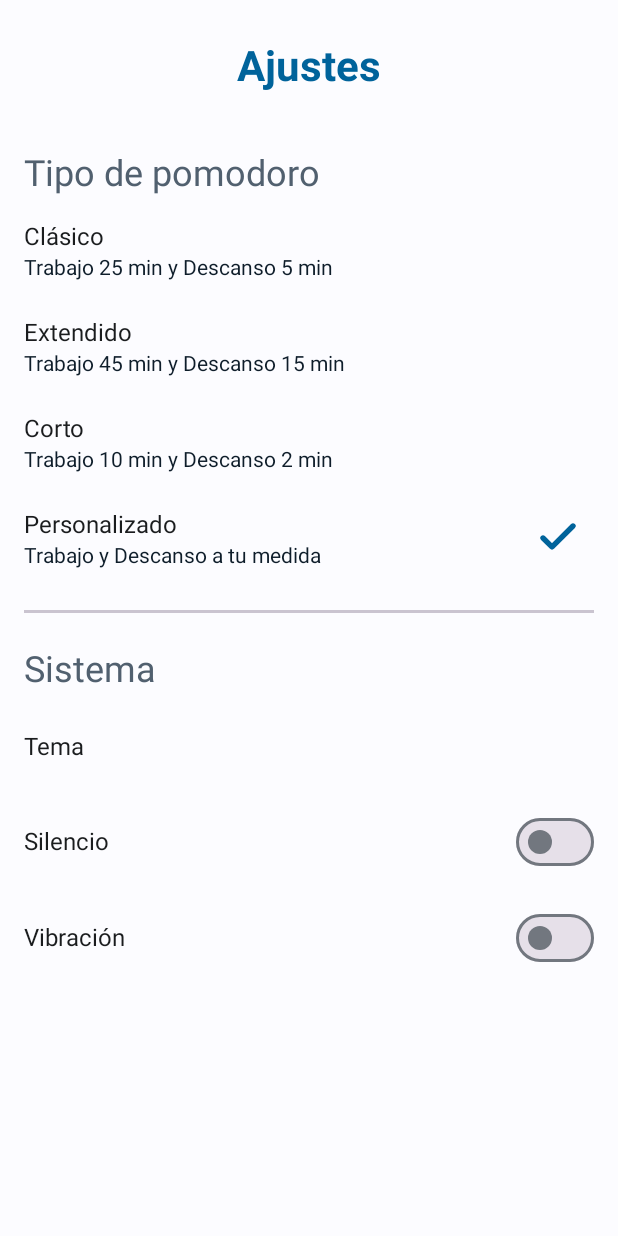
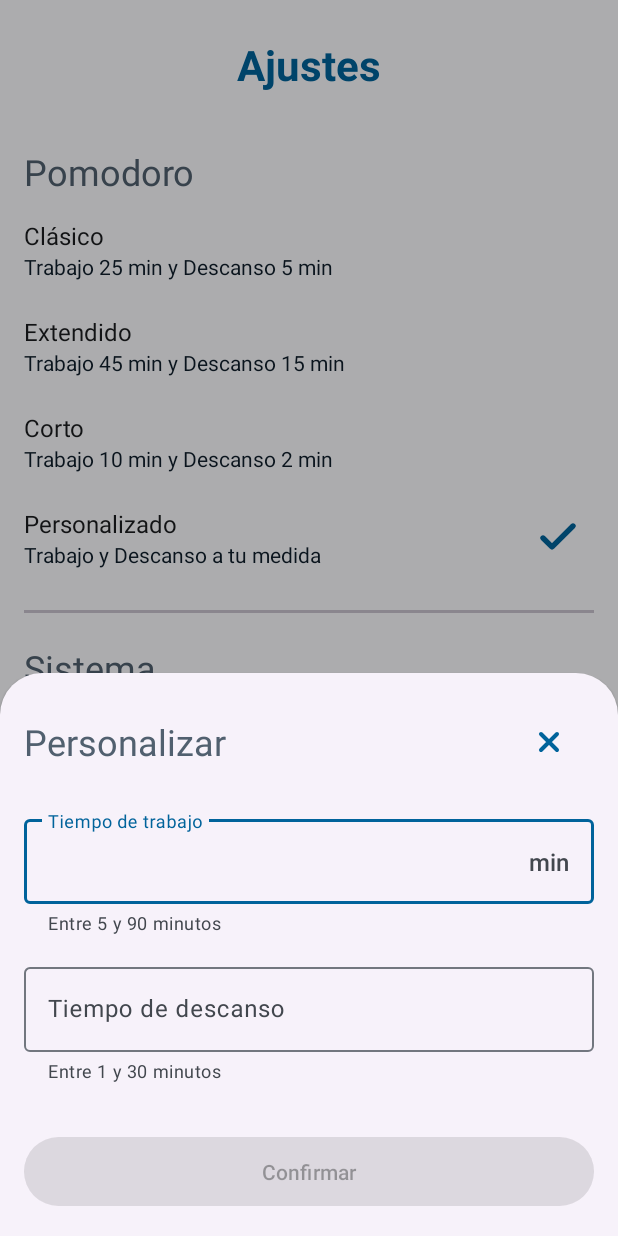
Before and after one commit to Minkaspr/Pomodoro_v2, an Android app: the fragment SettingsFragment shown on its own in the app's theme, after a tap on "Personalizado", on a phone screen of 412 x 824 dp. Run offline under Robolectric (Android 15) with nearby library versions, the phone set to English and light mode, and no system bars; 3 other taps on this screen came first.

Commit message:
bottom sheet finally layout

```diff
--- /dev/null
+++ b/app/src/main/java/com/mk/pomodoro/ui/CustomTimerBottomSheet.java
@@ -0,0 +1,117 @@
+package com.mk.pomodoro.ui;
+
+import android.content.Context;
+import android.os.Bundle;
+import android.os.Handler;
+import android.text.Editable;
+import android.text.TextWatcher;
+import android.view.LayoutInflater;
+import android.view.View;
+import android.view.ViewGroup;
+import android.view.inputmethod.EditorInfo;
+import android.view.inputmethod.InputMethodManager;
+import android.widget.Button;
+
+import androidx.annotation.NonNull;
+import androidx.annotation.Nullable;
+
+import com.google.android.material.bottomsheet.BottomSheetDialogFragment;
+import com.google.android.material.textfield.TextInputEditText;
+import com.google.android.material.textfield.TextInputLayout;
+import com.mk.pomodoro.R;
+
+public class CustomTimerBottomSheet extends BottomSheetDialogFragment {
+
+    private TextInputLayout tilTiempoTrabajo, tilTiempoDescanso;
+    private TextInputEditText tietTiempoTrabajo, tietTiempoDescanso;
+    private Button btnCerrar, btnConfirmar;
+    public static CustomTimerBottomSheet newInstance() {
+        return new CustomTimerBottomSheet();
+    }
+
+    @Nullable
+    @Override
+    public View onCreateView(@NonNull LayoutInflater inflater, @Nullable ViewGroup container, @Nullable Bundle savedInstanceState) {
+
+        View view = inflater.inflate(R.layout.bottom_sheet_custom_timer, container, false);
+
+        tilTiempoTrabajo = view.findViewById(R.id.tilWorkingTime);
+        tietTiempoTrabajo = view.findViewById(R.id.tietWorkingTime);
+        tilTiempoDescanso = view.findViewById(R.id.tilBreakTime);
+        tietTiempoDescanso = view.findViewById(R.id.tietBreakTime);
+        btnCerrar = view.findViewById(R.id.btnClose);
+        btnConfirmar = view.findViewById(R.id.btnConfirm);
+
+        btnCerrar.setOnClickListener(v -> new Handler().postDelayed(() -> dismiss(), 250));
+
+        tietTiempoTrabajo.addTextChangedListener(new TextWatcher() {
+            @Override
+            public void beforeTextChanged(CharSequence userInput, int start, int count, int after) {}
+
+            @Override
+            public void onTextChanged(CharSequence userInput, int start, int before, int count) {
+                validarEntrada(userInput, 5, 90, tilTiempoTrabajo);
+            }
+
+            @Override
+            public void afterTextChanged(Editable userInput) {}
+        });
+
+        tietTiempoTrabajo.setOnEditorActionListener((v, actionId, event) -> {
+            if (actionId == EditorInfo.IME_ACTION_NEXT) {
+                tietTiempoDescanso.requestFocus();
+                return true;
+            }
+            return false;
+        });
+
+        tietTiempoDescanso.addTextChangedListener(new TextWatcher() {
+            @Override
+            public void beforeTextChanged(CharSequence userInput, int start, int count, int after) {}
+
+            @Override
+            public void onTextChanged(CharSequence userInput, int start, int before, int count) {
+                validarEntrada(userInput, 1, 30, tilTiempoDescanso);
+            }
+
+            @Override
+            public void afterTextChanged(Editable userInput) {}
+        });
+
+        tietTiempoDescanso.setOnEditorActionListener((v, actionId, event) -> {
+            if (actionId == EditorInfo.IME_ACTION_DONE) {
+                tietTiempoDescanso.clearFocus();
+                btnConfirmar.requestFocus();
+                InputMethodManager imm = (InputMethodManager) getActivity().getSystemService(Context.INPUT_METHOD_SERVICE);
+                imm.hideSoftInputFromWindow(v.getWindowToken(), 0);
+                return true;
+            }
+            return false;
+        });
+
+        return view;
+    }
+
+    private void validarEntrada(CharSequence entradaUsuario , int minimo, int maximo, TextInputLayout til) {
+        String input = entradaUsuario.toString();
+
+        if (!input.isEmpty()) {
+            int numero = Integer.parseInt(input);
+            if (numero < minimo || numero > maximo) {
+                til.setError("Ingresa un número entre " + minimo + " y " + maximo);
+                btnConfirmar.setEnabled(false);
+            } else {
+                til.setError(null);
+                if (tilTiempoTrabajo.getError() == null && tilTiempoDescanso.getError() == null
+                        && !tietTiempoTrabajo.getText().toString().isEmpty()
+                        && !tietTiempoDescanso.getText().toString().isEmpty()) {
+                    btnConfirmar.setEnabled(true);
+                }
+            }
+        } else {
+            til.setError("No puede estar vacío");
+            btnConfirmar.setEnabled(false);
+        }
+    }
+
+}
--- a/app/src/main/java/com/mk/pomodoro/ui/SettingsFragment.java
+++ b/app/src/main/java/com/mk/pomodoro/ui/SettingsFragment.java
@@ -12,6 +12,7 @@ import androidx.appcompat.widget.LinearLayoutCompat;
 import androidx.constraintlayout.widget.ConstraintLayout;
 import androidx.fragment.app.Fragment;
 
+import android.os.Handler;
 import android.view.LayoutInflater;
 import android.view.View;
 import android.view.ViewGroup;
@@ -57,7 +58,13 @@ public class SettingsFragment extends Fragment {
         clClasico.setOnClickListener(v -> activarVisibilidad(View.VISIBLE, View.INVISIBLE, View.INVISIBLE, View.INVISIBLE));
         clExtendido.setOnClickListener(v -> activarVisibilidad(View.INVISIBLE, View.VISIBLE, View.INVISIBLE, View.INVISIBLE));
         clCorto.setOnClickListener(v -> activarVisibilidad(View.INVISIBLE, View.INVISIBLE, View.VISIBLE, View.INVISIBLE));
-        clPersonalizado.setOnClickListener(v -> activarVisibilidad(View.INVISIBLE, View.INVISIBLE, View.INVISIBLE, View.VISIBLE));
+        clPersonalizado.setOnClickListener(v -> {
+            activarVisibilidad(View.INVISIBLE, View.INVISIBLE, View.INVISIBLE, View.VISIBLE);
+            new Handler().postDelayed(() -> {
+                CustomTimerBottomSheet bottomSheet = CustomTimerBottomSheet.newInstance();
+                bottomSheet.show(getParentFragmentManager(), "CustomTimerBottomSheet");
+            }, 200);
+        });
     }
 
     private void activarVisibilidad(int visibilityClasico, int visibilityExtendido, int visibilityCorto, int visibilityPersonalizado) {
@@ -71,7 +78,7 @@ public class SettingsFragment extends Fragment {
         if (visibility == View.VISIBLE && imageView.getVisibility() != View.VISIBLE) {
             imageView.setVisibility(View.VISIBLE);
             imageView.setAlpha(0f);
-            imageView.animate().alpha(1f).setDuration(750);
+            imageView.animate().alpha(1f).setDuration(250);
         } else if (visibility != View.VISIBLE) {
             imageView.setVisibility(View.INVISIBLE);
         }
--- /dev/null
+++ b/app/src/main/res/drawable/ic_close.xml
@@ -0,0 +1,13 @@
+<vector xmlns:android="http://schemas.android.com/apk/res/android"
+    android:width="16dp"
+    android:height="16dp"
+    android:viewportWidth="24"
+    android:viewportHeight="24">
+  <path
+      android:pathData="M16,16L12,12M12,12L8,8M12,12L16,8M12,12L8,16"
+      android:strokeLineJoin="round"
+      android:strokeWidth="2"
+      android:fillColor="#00000000"
+      android:strokeColor="#000000"
+      android:strokeLineCap="round"/>
+</vector>
--- /dev/null
+++ b/app/src/main/res/layout/bottom_sheet_custom_timer.xml
@@ -0,0 +1,115 @@
+<?xml version="1.0" encoding="utf-8"?>
+<androidx.constraintlayout.widget.ConstraintLayout
+    xmlns:android="http://schemas.android.com/apk/res/android"
+    xmlns:app="http://schemas.android.com/apk/res-auto"
+    android:layout_width="match_parent"
+    android:layout_height="wrap_content">
+    <androidx.appcompat.widget.LinearLayoutCompat
+        android:layout_width="match_parent"
+        android:layout_height="wrap_content"
+        android:orientation="vertical"
+        android:padding="16dp"
+        app:layout_constraintEnd_toEndOf="parent"
+        app:layout_constraintStart_toStartOf="parent"
+        app:layout_constraintTop_toTopOf="parent">
+        <androidx.appcompat.widget.LinearLayoutCompat
+            android:layout_width="match_parent"
+            android:layout_height="wrap_content"
+            android:orientation="horizontal"
+            android:gravity="center_vertical">
+            <TextView
+                android:layout_width="0dp"
+                android:layout_height="wrap_content"
+                android:layout_weight="1"
+                android:text="@string/bott_sheet_c_timer_subtitle"
+                style="@style/Subtitle"/>
+            <Button
+                android:id="@+id/btnClose"
+                style="?attr/materialIconButtonStyle"
+                android:layout_width="wrap_content"
+                android:layout_height="wrap_content"
+                app:icon="@drawable/ic_close"
+                app:iconSize="32dp"
+                android:contentDescription="@string/bott_sheet_c_descript_ic_close"/>
+        </androidx.appcompat.widget.LinearLayoutCompat>
+        <View
+            android:layout_width="0dp"
+            android:layout_height="16dp"/>
+        <androidx.constraintlayout.widget.ConstraintLayout
+            android:layout_width="match_parent"
+            android:layout_height="wrap_content">
+            <com.google.android.material.textfield.TextInputLayout
+                android:id="@+id/tilWorkingTime"
+                android:layout_width="0dp"
+                android:layout_height="wrap_content"
+                android:hint="@string/bott_sheet_c_timer_til_working_time"
+                app:helperText="@string/bott_sheet_c_timer_til_working_time_helper"
+                app:helperTextEnabled="true"
+                app:layout_constraintBottom_toBottomOf="parent"
+                app:layout_constraintEnd_toEndOf="parent"
+                app:layout_constraintStart_toStartOf="parent"
+                app:layout_constraintTop_toTopOf="parent"
+                app:layout_constraintWidth_max="488dp"
+                app:suffixText="min">
+                <com.google.android.material.textfield.TextInputEditText
+                    android:id="@+id/tietWorkingTime"
+                    android:layout_width="match_parent"
+                    android:layout_height="wrap_content"
+                    android:digits="0123456789"
+                    android:imeOptions="actionNext"
+                    android:inputType="number"
+                    android:maxLength="2" />
+            </com.google.android.material.textfield.TextInputLayout>
+        </androidx.constraintlayout.widget.ConstraintLayout>
+        <View
+            android:layout_width="0dp"
+            android:layout_height="16dp"/>
+        <androidx.constraintlayout.widget.ConstraintLayout
+            android:layout_width="match_parent"
+            android:layout_height="wrap_content">
+            <com.google.android.material.textfield.TextInputLayout
+                android:id="@+id/tilBreakTime"
+                android:layout_width="0dp"
+                android:layout_height="wrap_content"
+                android:hint="@string/bott_sheet_c_timer_til_break_time"
+                app:helperText="@string/bott_sheet_c_timer_til_break_time_helper"
+                app:helperTextEnabled="true"
+                app:layout_constraintBottom_toBottomOf="parent"
+                app:layout_constraintEnd_toEndOf="parent"
+                app:layout_constraintStart_toStartOf="parent"
+                app:layout_constraintTop_toTopOf="parent"
+                app:layout_constraintWidth_max="488dp"
+                app:suffixText="min">
+                <com.google.android.material.textfield.TextInputEditText
+                    android:id="@+id/tietBreakTime"
+                    android:layout_width="match_parent"
+                    android:layout_height="wrap_content"
+                    android:digits="0123456789"
+                    android:imeOptions="actionDone"
+                    android:inputType="number"
+                    android:maxLength="2" />
+            </com.google.android.material.textfield.TextInputLayout>
+        </androidx.constraintlayout.widget.ConstraintLayout>
+        <View
+            android:layout_width="0dp"
+            android:layout_height="32dp"/>
+        <androidx.constraintlayout.widget.ConstraintLayout
+            android:layout_width="match_parent"
+            android:layout_height="wrap_content">
+            <com.google.android.material.button.MaterialButton
+                android:id="@+id/btnConfirm"
+                style="@style/Widget.Material3.Button"
+                android:layout_width="0dp"
+                android:layout_height="54dp"
+                android:enabled="false"
+                android:focusable="true"
+                android:focusableInTouchMode="true"
+                android:text="@string/bott_sheet_c_btnConfirm"
+                app:layout_constraintBottom_toBottomOf="parent"
+                app:layout_constraintEnd_toEndOf="parent"
+                app:layout_constraintStart_toStartOf="parent"
+                app:layout_constraintTop_toTopOf="parent"
+                app:layout_constraintWidth_max="488dp" />
+        </androidx.constraintlayout.widget.ConstraintLayout>
+    </androidx.appcompat.widget.LinearLayoutCompat>
+</androidx.constraintlayout.widget.ConstraintLayout>
--- a/app/src/main/res/layout/simple_dropdown_item.xml
+++ /dev/null
@@ -1,11 +0,0 @@
-<?xml version="1.0" encoding="utf-8"?>
-<TextView
-    xmlns:android="http://schemas.android.com/apk/res/android"
-    android:layout_width="match_parent"
-    android:layout_height="wrap_content"
-    android:padding="16dp"
-    android:ellipsize="end"
-    android:maxLines="1"
-    android:textAppearance="?attr/textAppearanceTitleMedium"
-    android:backgroundTint="@color/md_theme_onPrimary"
-    />
--- a/app/src/main/res/values/strings.xml
+++ b/app/src/main/res/values/strings.xml
@@ -11,7 +11,7 @@
 
     <string name="page_settings">Ajustes</string>
     <string name="frag_set_title">Ajustes</string>
-    <string name="frag_set_op_pomodoro">Tipo de pomodoro</string>
+    <string name="frag_set_op_pomodoro">Pomodoro</string>
     <string name="frag_set_op_1_classic">Clásico</string>
     <string name="frag_set_op_1_classic_descript">Trabajo 25 min y Descanso 5 min</string>
     <string name="frag_set_op_2_extended">Extendido</string>
@@ -20,8 +20,15 @@
     <string name="frag_set_op_3_short_descript">Trabajo 10 min y Descanso 2 min</string>
     <string name="frag_set_op_4_personalized">Personalizado</string>
     <string name="frag_set_op_4_personalized_descript">Trabajo y Descanso a tu medida</string>
-    <!-- maximo: trabajo 90 - descanso 30 | minimo: trabajo 5 - descanso 1 -->
     <string name="frag_set_descript_ic_check">Seleccionado</string>
+
+    <string name="bott_sheet_c_timer_subtitle">Personalizar</string>
+    <string name="bott_sheet_c_timer_til_working_time">Tiempo de trabajo</string>
+    <string name="bott_sheet_c_timer_til_working_time_helper">Entre 5 y 90 minutos</string>
+    <string name="bott_sheet_c_timer_til_break_time">Tiempo de descanso</string>
+    <string name="bott_sheet_c_timer_til_break_time_helper">Entre 1 y 30 minutos</string>
+    <string name="bott_sheet_c_btnConfirm">Confirmar</string>
+    <string name="bott_sheet_c_descript_ic_close">Cerrar</string>
 
     <string name="frag_set_op_system">Sistema</string>
     <string name="frag_set_op_theme">Tema</string>
```
